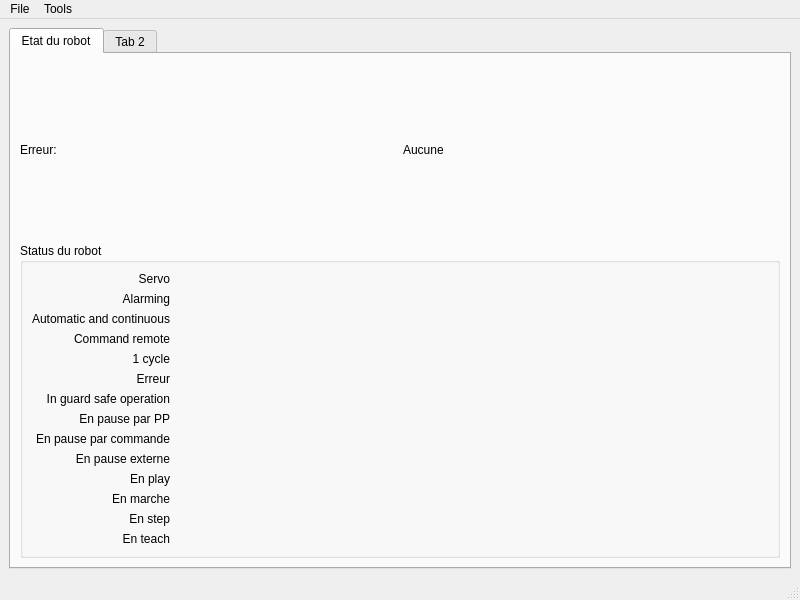
Qt form RobotControl/mainwindow.ui (Haellsigh/Impression3D) before a commit.
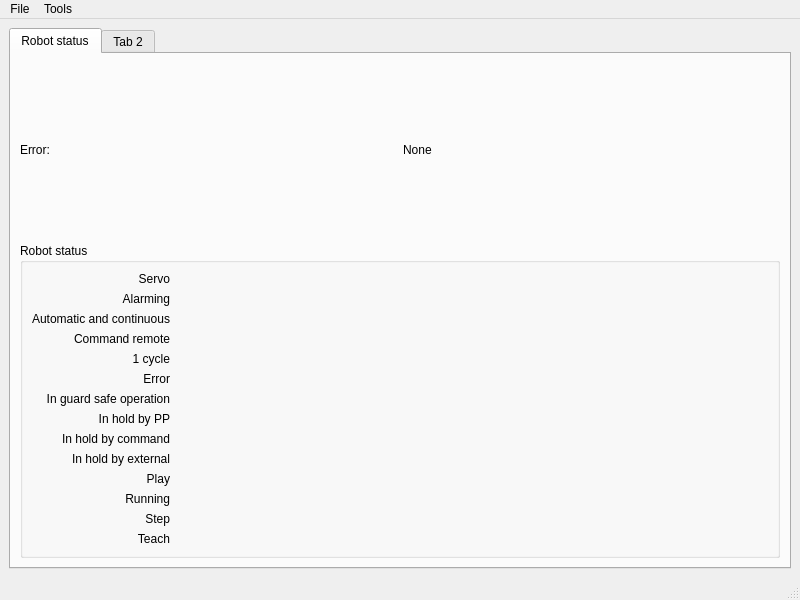
The same form after that commit.

Patch:
```diff
--- a/RobotControl/mainwindow.ui
+++ b/RobotControl/mainwindow.ui
@@ -17,22 +17,25 @@
    <layout class="QGridLayout" name="gridLayout">
     <item row="0" column="0">
      <widget class="QTabWidget" name="tabWidget">
-      <widget class="QWidget" name="tabRobotState">
+      <property name="currentIndex">
+       <number>0</number>
+      </property>
+      <widget class="QWidget" name="tabRobotStatus">
        <attribute name="title">
-        <string>Etat du robot</string>
+        <string>Robot status</string>
        </attribute>
        <layout class="QGridLayout" name="gridLayout_2">
         <item row="0" column="0">
          <widget class="QLabel" name="lKErrorGlobal">
           <property name="text">
-           <string>Erreur:</string>
+           <string>Error:</string>
           </property>
          </widget>
         </item>
         <item row="0" column="1">
          <widget class="QLabel" name="lVErrorGlobal">
           <property name="text">
-           <string>Aucune</string>
+           <string>None</string>
           </property>
          </widget>
         </item>
@@ -45,13 +48,13 @@
            </size>
           </property>
           <property name="title">
-           <string>Status du robot</string>
+           <string>Robot status</string>
           </property>
           <layout class="QGridLayout" name="layoutStatusRobot" columnstretch="0,1">
            <item row="9" column="0">
             <widget class="QLabel" name="lKHoldExt">
              <property name="text">
-              <string>En pause externe</string>
+              <string>In hold by external</string>
              </property>
              <property name="alignment">
               <set>Qt::AlignRight|Qt::AlignTrailing|Qt::AlignVCenter</set>
@@ -81,7 +84,7 @@
            <item row="5" column="0">
             <widget class="QLabel" name="lKError">
              <property name="text">
-              <string>Erreur</string>
+              <string>Error</string>
              </property>
              <property name="alignment">
               <set>Qt::AlignRight|Qt::AlignTrailing|Qt::AlignVCenter</set>
@@ -111,7 +114,7 @@
            <item row="8" column="0">
             <widget class="QLabel" name="lKHoldCmd">
              <property name="text">
-              <string>En pause par commande</string>
+              <string>In hold by command</string>
              </property>
              <property name="alignment">
               <set>Qt::AlignRight|Qt::AlignTrailing|Qt::AlignVCenter</set>
@@ -131,7 +134,7 @@
            <item row="7" column="0">
             <widget class="QLabel" name="lKHoldPP">
              <property name="text">
-              <string>En pause par PP</string>
+              <string>In hold by PP</string>
              </property>
              <property name="alignment">
               <set>Qt::AlignRight|Qt::AlignTrailing|Qt::AlignVCenter</set>
@@ -141,7 +144,7 @@
            <item row="11" column="0">
             <widget class="QLabel" name="lKRunning">
              <property name="text">
-              <string>En marche</string>
+              <string>Running</string>
              </property>
              <property name="alignment">
               <set>Qt::AlignRight|Qt::AlignTrailing|Qt::AlignVCenter</set>
@@ -161,7 +164,7 @@
            <item row="10" column="0">
             <widget class="QLabel" name="lKPlay">
              <property name="text">
-              <string>En play</string>
+              <string>Play</string>
              </property>
              <property name="alignment">
               <set>Qt::AlignRight|Qt::AlignTrailing|Qt::AlignVCenter</set>
@@ -171,7 +174,7 @@
            <item row="12" column="0">
             <widget class="QLabel" name="lKStep">
              <property name="text">
-              <string>En step</string>
+              <string>Step</string>
              </property>
              <property name="alignment">
               <set>Qt::AlignRight|Qt::AlignTrailing|Qt::AlignVCenter</set>
@@ -181,7 +184,7 @@
            <item row="13" column="0">
             <widget class="QLabel" name="lKTeach">
              <property name="text">
-              <string>En teach</string>
+              <string>Teach</string>
              </property>
              <property name="alignment">
               <set>Qt::AlignRight|Qt::AlignTrailing|Qt::AlignVCenter</set>
```
Left out of the diff: 7 changed lines with no effect on the pictures.
